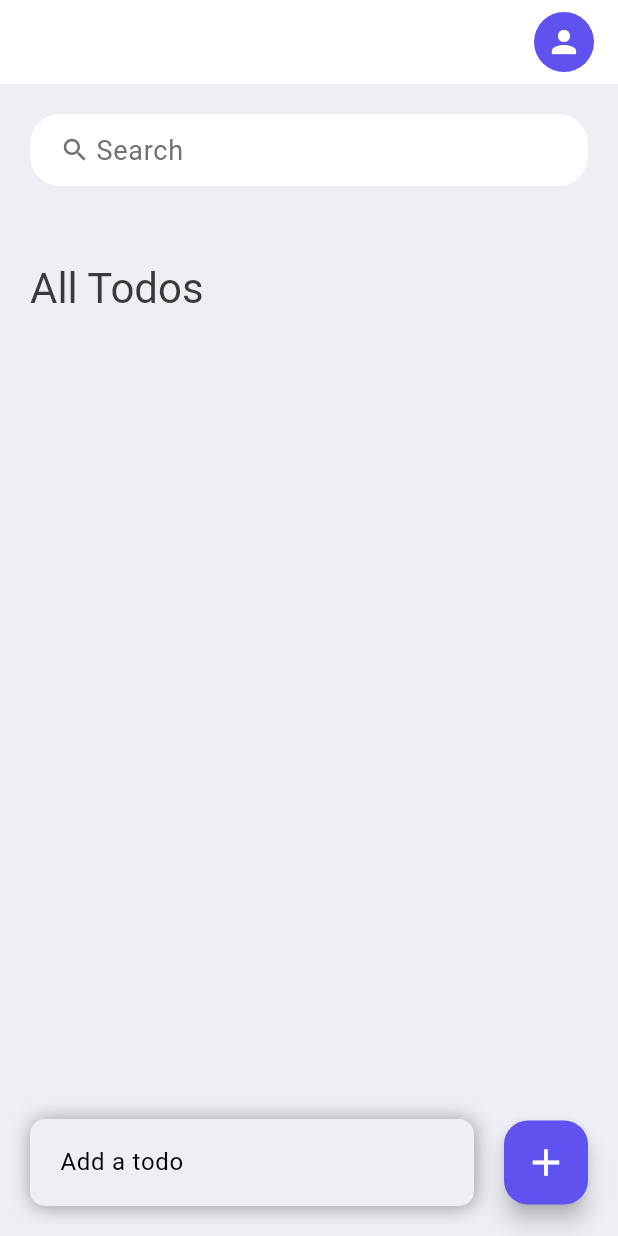
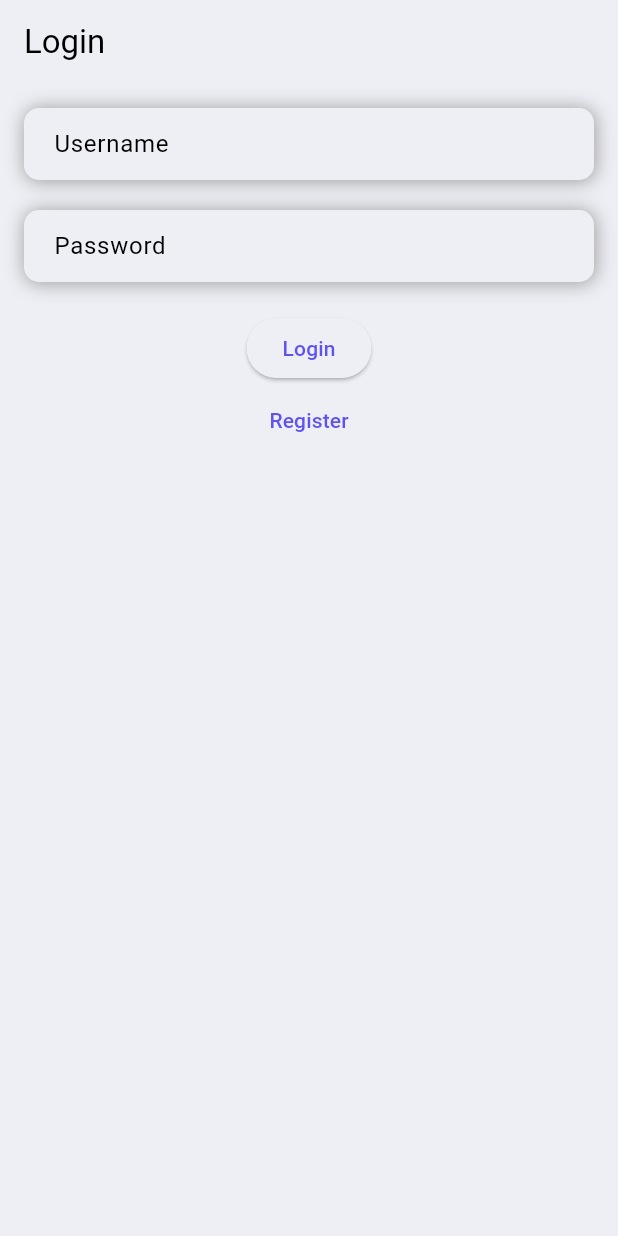
Before and after one commit to chirag640/Flutter-TodoApp, a Flutter app: the screen it shows after launch, on a phone screen of 412 x 824 dp. Run offline on Flutter 3.47's test engine with Material 3 defaults, Android fonts, the phone set to English and light mode, and no system bars; our stand-ins replace shared_preferences, sqflite; accounts and stored records are empty.

Commit message:
username disaply in appbar

```diff
--- a/lib/constants/colors.dart
+++ b/lib/constants/colors.dart
@@ -5,6 +5,7 @@ const Color tdBlack = Color(0xFF3A3A3A);
 const Color tdBlue = Color(0xFF5F52EE);
 const Color tdGrey = Color(0xFF717171);
 const Color tdBgColor = Color(0xFFEEEFF5);
+const Color tdWhite = Color(0xFFFFFFFF);
 
 // Dark theme colors
 const Color tdDarkBgColor = Color(0xFF121212);
--- a/lib/main.dart
+++ b/lib/main.dart
@@ -1,6 +1,6 @@
 import 'package:flutter/material.dart';
 import 'package:provider/provider.dart';
-import 'package:todo_app/screens/home.dart';
+import 'package:todo_app/screens/login.dart';
 import 'package:todo_app/provider/theme_provider.dart';
 
 void main() {
@@ -24,7 +24,7 @@ class MainApp extends StatelessWidget {
           themeMode: themeProvider.themeMode,
           theme: themeProvider.lightTheme,
           darkTheme: themeProvider.darkTheme,
-          home: Home(),
+          home: Login(),
         );
       },
     );
--- a/lib/model/todo.dart
+++ b/lib/model/todo.dart
@@ -1,19 +1,22 @@
 class Todo {
-  String? id;
+  String id;
   String? title;
   bool? isCompleted;
+  String? userId;
 
   Todo({
     required this.id,
-    required this.title,
+    this.title,
     this.isCompleted = false,
+    this.userId,
   });
 
- Map<String, dynamic> toMap() {
+  Map<String, dynamic> toMap() {
     return {
       'id': id,
       'title': title,
       'isCompleted': isCompleted! ? 1 : 0,
+      'userId': userId,
     };
   }
 
--- /dev/null
+++ b/lib/model/user.dart
@@ -0,0 +1,19 @@
+class User {
+  String id;
+  String username;
+  String password;
+
+  User({
+    required this.id,
+    required this.username,
+    required this.password,
+  });
+
+  Map<String, dynamic> toMap() {
+    return {
+      'id': id,
+      'username': username,
+      'password': password,
+    };
+  }
+}
--- a/lib/provider/theme_provider.dart
+++ b/lib/provider/theme_provider.dart
@@ -32,7 +32,7 @@ class ThemeProvider extends ChangeNotifier {
       ),
       scaffoldBackgroundColor: tdBgColor,
       appBarTheme: AppBarTheme(
-        backgroundColor: Colors.white,
+        backgroundColor: tdBgColor,
         iconTheme: IconThemeData(color: tdBlack),
       ),
       textTheme: TextTheme(
--- a/lib/screens/home.dart
+++ b/lib/screens/home.dart
@@ -4,10 +4,13 @@ import 'package:todo_app/database/database_helper.dart';
 import 'package:todo_app/model/todo.dart';
 import 'package:todo_app/widgets/todo_items.dart';
 import 'package:todo_app/screens/settings.dart';
-import 'package:todo_app/screens/profile.dart';
+import 'package:todo_app/screens/login.dart';
 
 class Home extends StatefulWidget {
-  const Home({super.key});
+  final String userId;
+  final String username;
+
+  const Home({super.key, required this.userId, required this.username});
 
   @override
   State<Home> createState() => _HomeState();
@@ -24,7 +27,7 @@ class _HomeState extends State<Home> {
   }
 
   Future<void> _loadTodos() async {
-    final todos = await DatabaseHelper().getTodos();
+    final todos = await DatabaseHelper().getTodos(widget.userId);
     setState(() {
       _foundTodo = todos;
     });
@@ -36,12 +39,21 @@ class _HomeState extends State<Home> {
     super.dispose();
   }
 
+  void _logout() async {
+    await DatabaseHelper().clearLastLoggedInUser();
+    Navigator.of(context).pushReplacement(
+      MaterialPageRoute(builder: (context) => Login()),
+    );
+  }
+
   @override
   Widget build(BuildContext context) {
     final theme = Theme.of(context);
 
-    return Scaffold(
-      backgroundColor: theme.colorScheme.surface,
+    return WillPopScope(
+      onWillPop: () async => false,
+      child: Scaffold(
+        backgroundColor: theme.colorScheme.background,
         appBar: _buildAppBar(),
         body: Stack(
           children: [
@@ -56,6 +68,7 @@ class _HomeState extends State<Home> {
             ),
             bottomInput()
           ],
+        ),
       ),
     );
   }
@@ -147,6 +160,7 @@ class _HomeState extends State<Home> {
     final newTodo = Todo(
       id: DateTime.now().millisecondsSinceEpoch.toString(),
       title: title,
+      userId: widget.userId,
     );
     await DatabaseHelper().insertTodo(newTodo);
     _todoController.clear();
@@ -197,28 +211,31 @@ class _HomeState extends State<Home> {
 
   AppBar _buildAppBar() {
     return AppBar(
+      automaticallyImplyLeading: false, // Remove the back arrow
       title: Row(
         mainAxisAlignment: MainAxisAlignment.end,
         children: [
+          Text('Welcome, ${widget.username}'),
+          const SizedBox(width: 10),
           PopupMenuButton<String>(
             onSelected: (String result) {
               switch (result) {
-                case 'Profile':
-                  Navigator.of(context).push(MaterialPageRoute(builder: (context) => Profile()));
-                  break;
                 case 'Settings':
                   Navigator.of(context).push(MaterialPageRoute(builder: (context) => Settings()));
+                  break;
+                case 'Logout':
+                  _logout();
                   break;
               }
             },
             itemBuilder: (BuildContext context) => <PopupMenuEntry<String>>[
               const PopupMenuItem<String>(
-                value: 'Profile',
-                child: Text('Profile'),
+                value: 'Settings',
+                child: Text('Settings'),
               ),
               const PopupMenuItem<String>(
-                value: 'Settings',
-                child: Text('Settings'),
+                value: 'Logout',
+                child: Text('Logout'),
               ),
             ],
             child: CircleAvatar(
--- /dev/null
+++ b/lib/screens/login.dart
@@ -0,0 +1,134 @@
+import 'package:flutter/material.dart';
+import 'package:todo_app/database/database_helper.dart';
+import 'package:todo_app/model/user.dart';
+import 'package:todo_app/screens/home.dart';
+import 'package:todo_app/screens/register.dart';
+
+class Login extends StatefulWidget {
+  const Login({super.key});
+
+  @override
+  State<Login> createState() => _LoginState();
+}
+
+class _LoginState extends State<Login> {
+  final TextEditingController _usernameController = TextEditingController();
+  final TextEditingController _passwordController = TextEditingController();
+  final DatabaseHelper _databaseHelper = DatabaseHelper();
+
+  @override
+  void initState() {
+    super.initState();
+    _checkLastLoggedInUser();
+  }
+
+  void _checkLastLoggedInUser() async {
+    String? userId = await _databaseHelper.getLastLoggedInUser();
+    if (userId != null) {
+      String? username = await _databaseHelper.getUsername(userId);
+      if (username != null) {
+        Navigator.of(context).pushReplacement(
+          MaterialPageRoute(
+            builder: (context) => Home(userId: userId, username: username),
+          ),
+        );
+      }
+    }
+  }
+
+  void _login() async {
+    String username = _usernameController.text;
+    String password = _passwordController.text;
+
+    User? user = await _databaseHelper.getUser(username, password);
+    if (user != null) {
+      await _databaseHelper.saveLastLoggedInUser(user.id);
+      Navigator.of(context).pushReplacement(
+        MaterialPageRoute(
+          builder: (context) => Home(userId: user.id, username: user.username),
+        ),
+      );
+    } else {
+      ScaffoldMessenger.of(context).showSnackBar(
+        SnackBar(content: Text('Invalid username or password')),
+      );
+    }
+  }
+
+  @override
+  Widget build(BuildContext context) {
+    final theme = Theme.of(context);
+
+    return Scaffold(
+      appBar: AppBar(
+        title: Text('Login'),
+      ),
+      body: Padding(
+        padding: const EdgeInsets.all(16.0),
+        child: Column(
+          children: [
+            Container(
+              padding: const EdgeInsets.symmetric(horizontal: 20),
+              decoration: BoxDecoration(
+                color: theme.scaffoldBackgroundColor,
+                borderRadius: BorderRadius.circular(10),
+                boxShadow: const [
+                  BoxShadow(
+                    color: Colors.grey,
+                    blurRadius: 10,
+                    spreadRadius: 0.5,
+                    offset: Offset(0.7, 0.7),
+                  ),
+                ],
+              ),
+              child: TextField(
+                controller: _usernameController,
+                decoration: InputDecoration(
+                  hintText: 'Username',
+                  border: InputBorder.none,
+                ),
+              ),
+            ),
+            SizedBox(height: 20),
+            Container(
+              padding: const EdgeInsets.symmetric(horizontal: 20),
+              decoration: BoxDecoration(
+                color: theme.scaffoldBackgroundColor,
+                borderRadius: BorderRadius.circular(10),
+                boxShadow: const [
+                  BoxShadow(
+                    color: Colors.grey,
+                    blurRadius: 10,
+                    spreadRadius: 0.5,
+                    offset: Offset(0.7, 0.7),
+                  ),
+                ],
+              ),
+              child: TextField(
+                controller: _passwordController,
+                decoration: InputDecoration(
+                  hintText: 'Password',
+                  border: InputBorder.none,
+                ),
+                obscureText: true,
+              ),
+            ),
+            SizedBox(height: 20),
+            ElevatedButton(
+              onPressed: _login,
+              child: Text('Login'),
+            ),
+            TextButton(
+              onPressed: () {
+                Navigator.of(context).push(
+                  MaterialPageRoute(builder: (context) => Register()),
+                );
+              },
+              child: Text('Register'),
+            ),
+          ],
+        ),
+      ),
+    );
+  }
+}
--- a/pubspec.yaml
+++ b/pubspec.yaml
@@ -9,6 +9,7 @@ environment:
 dependencies:
   flutter:
     sdk: flutter
+  image_picker: ^1.1.2
   path: ^1.9.0
   provider: ^6.1.2
   shared_preferences: ^2.5.2
```
Also changed, not shown: lib/database/database_helper.dart (+70 -5 lines), lib/screens/profile.dart (deleted, +0 -10 lines), lib/screens/register.dart (added, +128 -0 lines), lib/widgets/todo_items.dart (+2 -10 lines), pubspec.lock, 5 other files. Lines whose indentation alone changed are shown as unchanged.
